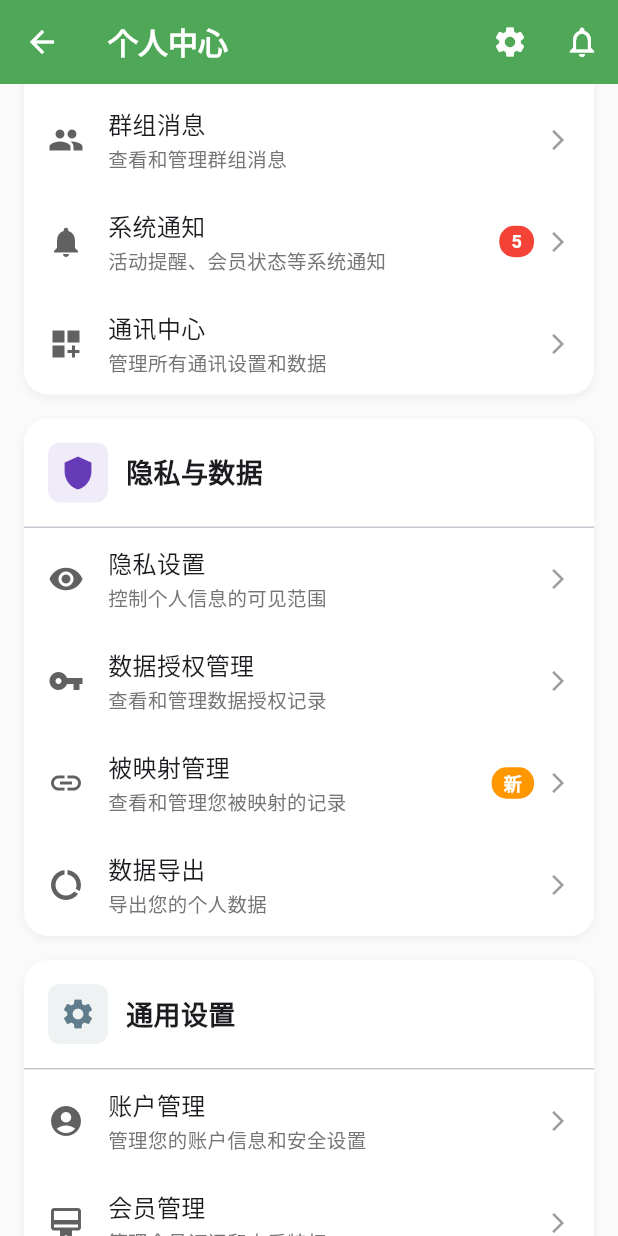
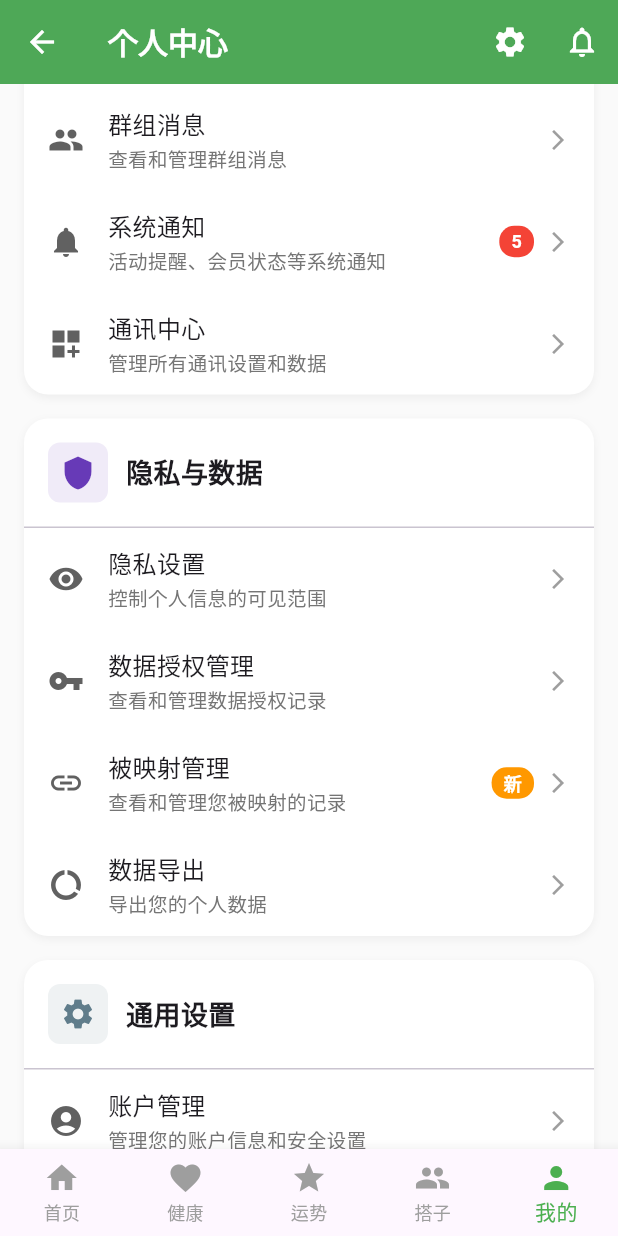
Before and after one commit to taoyonggang/hsh, a Flutter app: the ProfileScreen screen opened by its route, scrolled down 576 dp, on a phone screen of 412 x 824 dp. Run offline on Flutter 3.47's test engine with Material 3 defaults, Android fonts, the light colour scheme and no system bars; our stand-ins replace fl_chart, shared_preferences; accounts and stored records are empty; network calls fail.

Commit message:
修改导航栏错误

```diff
--- a/lib/screens/fortune/fortune_screen.dart
+++ b/lib/screens/fortune/fortune_screen.dart
@@ -60,6 +60,8 @@ class _FortuneScreenState extends State<FortuneScreen>
                 controller: _tabController,
                 children: [BaziTab(), QimenTab(), PredictionTab()],
               ),
+      // 添加此行以包含底部导航栏
+      bottomNavigationBar: AppBottomNavigation(currentIndex: 2),
     );
   }
 }
--- a/lib/screens/health/health_screen.dart
+++ b/lib/screens/health/health_screen.dart
@@ -79,6 +79,7 @@ class _HealthScreenState extends State<HealthScreen>
                 child: Icon(Icons.add),
               )
               : null,
+      bottomNavigationBar: AppBottomNavigation(currentIndex: 1),
     );
   }
 
--- a/lib/screens/home/home_screen.dart
+++ b/lib/screens/home/home_screen.dart
@@ -84,7 +84,7 @@ class _HomeScreenState extends State<HomeScreen> {
         ],
       ),
       body: _buildBody(),
-      bottomNavigationBar: _buildBottomNavBar(),
+      bottomNavigationBar: AppBottomNavigation(currentIndex: 0),
       floatingActionButton: _buildFloatingActionButton(),
     );
   }
--- a/lib/screens/partner/partner_screen.dart
+++ b/lib/screens/partner/partner_screen.dart
@@ -63,6 +63,7 @@ class _PartnerScreenState extends State<PartnerScreen>
         },
         child: Icon(Icons.add),
       ),
+      bottomNavigationBar: AppBottomNavigation(currentIndex: 3),
     );
   }
 
--- a/lib/screens/profile/profile_screen.dart
+++ b/lib/screens/profile/profile_screen.dart
@@ -8,6 +8,7 @@ import 'messaging/messaging_center_screen.dart';
 import 'privacy/privacy_settings_screen.dart';
 import 'social_network/network_analysis_screen.dart';
 import 'settings/settings_screen.dart';
+import '../../widgets/app_bottom_navigation.dart'; // 添加导入底部导航栏组件
 
 class ProfileScreen extends StatefulWidget {
   const ProfileScreen({super.key});
@@ -61,6 +62,9 @@ class _ProfileScreenState extends State<ProfileScreen> {
                   SliverToBoxAdapter(child: SizedBox(height: 40)),
                 ],
               ),
+      bottomNavigationBar: AppBottomNavigation(
+        currentIndex: 4,
+      ), // 添加底部导航栏，索引4对应"我的"选项
     );
   }
 
```
